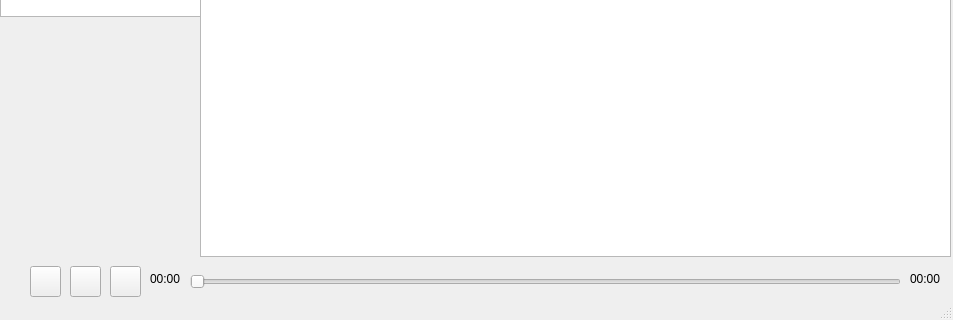
The window that qt/QTWidgetUI/mainwindow.ui (jderehag/spotifyserver) describes before a commit, drawn with Qt 5; both pictures show x 0 to 953 and y 380 to 700 of the 953 by 700 pixel window.
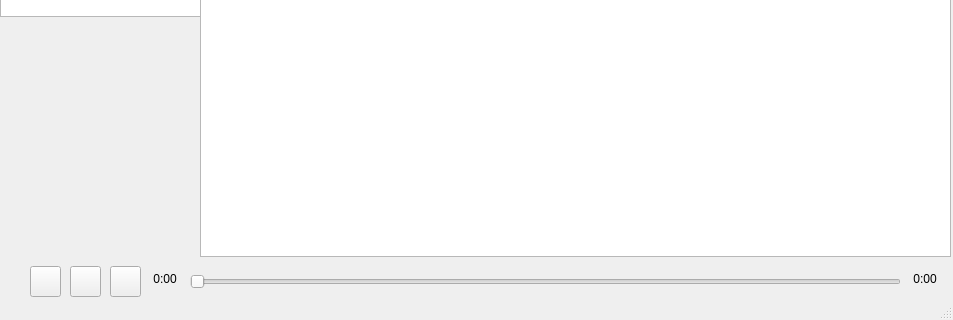
The same window after the commit.

Commit message: Added progress bar to qt gui

```diff
--- a/qt/QTWidgetUI/mainwindow.ui
+++ b/qt/QTWidgetUI/mainwindow.ui
@@ -176,7 +176,7 @@
      </rect>
     </property>
     <property name="text">
-     <string>00:00</string>
+     <string> 0:00</string>
     </property>
    </widget>
    <widget class="QLabel" name="durationLabel">
@@ -189,7 +189,7 @@
      </rect>
     </property>
     <property name="text">
-     <string>00:00</string>
+     <string> 0:00</string>
     </property>
    </widget>
    <zorder>stackedWidget</zorder>
```
Left out of the diff: 7 changed lines with no effect on the pictures. The commit also changes 2 other files.
